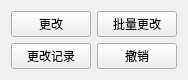
First picture: the form in view/equipmentManage/kchangemanage.ui, repository JunWang666/LabNexus, before the edit.
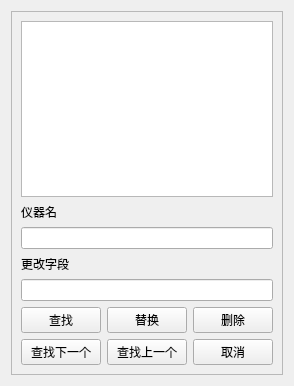
Second picture: the form after the edit.

Commit message: ui完成，有窗口创建的问题

```diff
--- a/view/equipmentManage/kchangemanage.ui
+++ b/view/equipmentManage/kchangemanage.ui
@@ -6,40 +6,89 @@
    <rect>
     <x>0</x>
     <y>0</y>
-    <width>174</width>
-    <height>72</height>
+    <width>274</width>
+    <height>386</height>
    </rect>
   </property>
   <property name="windowTitle">
    <string>Form</string>
   </property>
-  <layout class="QGridLayout" name="gridLayout">
-   <item row="0" column="0">
-    <widget class="QPushButton" name="pushButton">
-     <property name="text">
-      <string>更改</string>
+  <layout class="QVBoxLayout" name="verticalLayout">
+   <item>
+    <widget class="QFrame" name="frame">
+     <property name="frameShape">
+      <enum>QFrame::Shape::StyledPanel</enum>
      </property>
-    </widget>
-   </item>
-   <item row="0" column="1">
-    <widget class="QPushButton" name="pushButton_2">
-     <property name="text">
-      <string>批量更改</string>
+     <property name="frameShadow">
+      <enum>QFrame::Shadow::Raised</enum>
      </property>
-    </widget>
-   </item>
-   <item row="1" column="0">
-    <widget class="QPushButton" name="pushButton_3">
-     <property name="text">
-      <string>更改记录</string>
-     </property>
-    </widget>
-   </item>
-   <item row="1" column="1">
-    <widget class="QPushButton" name="pushButton_4">
-     <property name="text">
-      <string>撤销</string>
-     </property>
+     <layout class="QGridLayout" name="gridLayout">
+      <item row="1" column="0">
+       <widget class="QLabel" name="label">
+        <property name="text">
+         <string>仪器名</string>
+        </property>
+       </widget>
+      </item>
+      <item row="3" column="0">
+       <widget class="QLabel" name="changeline">
+        <property name="text">
+         <string>更改字段</string>
+        </property>
+       </widget>
+      </item>
+      <item row="6" column="0">
+       <widget class="QPushButton" name="next">
+        <property name="text">
+         <string>查找下一个</string>
+        </property>
+       </widget>
+      </item>
+      <item row="0" column="0" colspan="3">
+       <widget class="QTableView" name="tableView_change"/>
+      </item>
+      <item row="5" column="1">
+       <widget class="QPushButton" name="change">
+        <property name="text">
+         <string>替换</string>
+        </property>
+       </widget>
+      </item>
+      <item row="5" column="0">
+       <widget class="QPushButton" name="find">
+        <property name="text">
+         <string>查找</string>
+        </property>
+       </widget>
+      </item>
+      <item row="4" column="0" colspan="3">
+       <widget class="QLineEdit" name="lineEdit"/>
+      </item>
+      <item row="5" column="2">
+       <widget class="QPushButton" name="pushButton">
+        <property name="text">
+         <string>删除</string>
+        </property>
+       </widget>
+      </item>
+      <item row="2" column="0" colspan="3">
+       <widget class="QLineEdit" name="nameline"/>
+      </item>
+      <item row="6" column="1">
+       <widget class="QPushButton" name="before">
+        <property name="text">
+         <string>查找上一个</string>
+        </property>
+       </widget>
+      </item>
+      <item row="6" column="2">
+       <widget class="QPushButton" name="pushButton_2">
+        <property name="text">
+         <string>取消</string>
+        </property>
+       </widget>
+      </item>
+     </layout>
     </widget>
    </item>
   </layout>
```
The commit also changes 3 other files.
